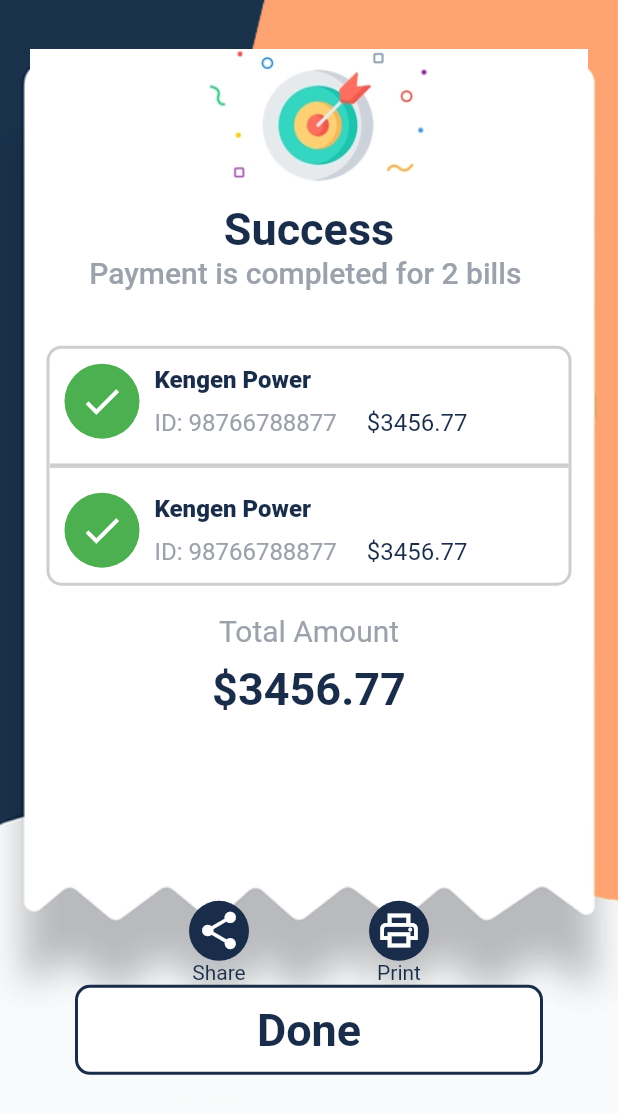
After one commit to ashrafsayed2018/payment-app, a Flutter app: the Payment screen opened directly, on a phone screen of 412 x 824 dp. The commit adds this screen. Shown: the top 1114 px of the screen. Run offline on Flutter 3.47's test engine with Material 2 defaults, Android fonts, the phone set to English and light mode, and no system bars; our stand-ins replace get.

Commit message:
first part the design

```diff
--- a/lib/main.dart
+++ b/lib/main.dart
@@ -1,5 +1,6 @@
 import 'package:flutter/material.dart';
 import 'package:flutter_payment_app/pages/home.dart';
+import 'package:get/get_navigation/src/root/get_material_app.dart';
 
 void main() {
   runApp(MyApp());
@@ -9,7 +10,7 @@ class MyApp extends StatelessWidget {
   // This widget is the root of your application.
   @override
   Widget build(BuildContext context) {
-    return MaterialApp(
+    return GetMaterialApp(
       debugShowCheckedModeBanner: false,
       title: 'Flutter Demo',
       theme: ThemeData(
--- /dev/null
+++ b/lib/pages/payment.dart
@@ -0,0 +1,210 @@
+import 'package:flutter/material.dart';
+import 'package:flutter_payment_app/component/colors.dart';
+import 'package:flutter_payment_app/pages/home.dart';
+import 'package:flutter_payment_app/widgets/button.dart';
+import 'package:flutter_payment_app/widgets/larg_button.dart';
+import 'package:get/route_manager.dart';
+
+class Payment extends StatelessWidget {
+  const Payment({Key? key}) : super(key: key);
+
+  @override
+  Widget build(BuildContext context) {
+    double? screenHeight = MediaQuery.of(context).size.height;
+    double? screenWidth = MediaQuery.of(context).size.width;
+    return Scaffold(
+      body: Container(
+        padding: const EdgeInsets.only(
+          top: 20,
+          right: 20,
+          left: 20,
+        ),
+        width: screenWidth,
+        height: screenHeight,
+        decoration: BoxDecoration(
+          image: DecorationImage(
+            image: AssetImage("images/paymentbackground.png"),
+            fit: BoxFit.cover,
+          ),
+        ),
+        child: Column(
+          children: [
+            Container(
+              width: double.maxFinite,
+              height: screenHeight * .14,
+              decoration: BoxDecoration(
+                image: DecorationImage(
+                  image: AssetImage("images/success.png"),
+                  fit: BoxFit.fitWidth,
+                ),
+              ),
+            ),
+            Text(
+              "Success",
+              style: TextStyle(
+                fontSize: 30,
+                fontWeight: FontWeight.w600,
+                color: AppColor.mainColor,
+              ),
+            ),
+            Text(
+              "Payment is completed for 2 bills ",
+              style: TextStyle(
+                fontSize: 20,
+                fontWeight: FontWeight.w500,
+                color: AppColor.idColor,
+              ),
+            ),
+            SizedBox(
+              height: screenHeight * 0.045,
+            ),
+            Container(
+              height: 160,
+              width: 350,
+              decoration: BoxDecoration(
+                borderRadius: BorderRadius.circular(10),
+                border: Border.all(
+                  width: 2,
+                  color: Colors.grey.withOpacity(.5),
+                ),
+              ),
+              child: ListView.builder(
+                padding: const EdgeInsets.all(0),
+                itemCount: 2,
+                itemBuilder: (_, index) {
+                  return Container(
+                    child: Column(
+                      children: [
+                        Row(
+                          children: [
+                            Container(
+                              margin: const EdgeInsets.only(
+                                  top: 10, left: 10, bottom: 10),
+                              width: 50,
+                              height: 50,
+                              decoration: BoxDecoration(
+                                borderRadius: BorderRadius.circular(25),
+                                color: Colors.green,
+                              ),
+                              child: Icon(
+                                Icons.done,
+                                size: 30,
+                                color: Colors.white,
+                              ),
+                            ),
+                            SizedBox(
+                              width: 10,
+                            ),
+                            Column(
+                              crossAxisAlignment: CrossAxisAlignment.start,
+                              children: [
+                                Text(
+                                  "Kengen Power",
+                                  style: TextStyle(
+                                    fontSize: 16,
+                                    color: AppColor.mainColor,
+                                    fontWeight: FontWeight.w900,
+                                  ),
+                                ),
+                                SizedBox(
+                                  height: 10,
+                                ),
+                                Text(
+                                  "ID: 98766788877",
+                                  style: TextStyle(
+                                    fontSize: 16,
+                                    color: AppColor.idColor,
+                                  ),
+                                ),
+                              ],
+                            ),
+                            SizedBox(
+                              width: 20,
+                            ),
+                            Column(
+                              children: [
+                                Text(
+                                  '',
+                                  style: TextStyle(
+                                    fontSize: 16,
+                                    color: AppColor.mainColor,
+                                  ),
+                                ),
+                                SizedBox(
+                                  height: 10,
+                                ),
+                                Text(
+                                  '\$3456.77',
+                                  style: TextStyle(
+                                    fontSize: 16,
+                                    color: AppColor.mainColor,
+                                  ),
+                                ),
+                              ],
+                            ),
+                          ],
+                        ),
+                        Divider(
+                          thickness: 3,
+                          color: Colors.grey.withOpacity(.5),
+                        )
+                      ],
+                    ),
+                  );
+                },
+              ),
+            ),
+            SizedBox(
+              height: screenWidth * .045,
+            ),
+            Column(
+              children: [
+                Text(
+                  "Total Amount",
+                  style: TextStyle(
+                    fontSize: 20,
+                    color: AppColor.idColor,
+                  ),
+                ),
+                SizedBox(
+                  height: 10,
+                ),
+                Text(
+                  '\$3456.77',
+                  style: TextStyle(
+                    fontSize: 30,
+                    color: AppColor.mainColor,
+                    fontWeight: FontWeight.bold,
+                  ),
+                )
+              ],
+            ),
+            SizedBox(
+              height: screenHeight * .15,
+            ),
+            Row(
+              mainAxisAlignment: MainAxisAlignment.center,
+              children: [
+                Button(icon: Icons.share_sharp, onTap: () {}, text: "Share"),
+                SizedBox(
+                  width: 80,
+                ),
+                Button(icon: Icons.print_outlined, onTap: () {}, text: "Print"),
+              ],
+            ),
+            LargButton(
+              text: "Done",
+              backgroundColor: Colors.white,
+              textColor: AppColor.mainColor,
+              onTap: () {
+                Get.to(
+                  () => Home(),
+                );
+              },
+            ),
+          ],
+        ),
+      ),
+    );
+  }
+}
--- /dev/null
+++ b/lib/widgets/button.dart
@@ -0,0 +1,55 @@
+import 'package:flutter/material.dart';
+import 'package:flutter_payment_app/component/colors.dart';
+
+class Button extends StatelessWidget {
+  final double? fontSize;
+  final String? text;
+  final IconData? icon;
+  final Function()? onTap;
+  final Color? backgroundColor;
+  final Color? iconColor;
+  final Color? textColor;
+  const Button({
+    Key? key,
+    this.fontSize: 20,
+    @required this.icon,
+    this.onTap,
+    this.backgroundColor: AppColor.mainColor,
+    this.iconColor: Colors.white,
+    this.textColor: AppColor.mainColor,
+    this.text,
+  }) : super(key: key);
+
+  @override
+  Widget build(BuildContext context) {
+    return GestureDetector(
+      onTap: onTap,
+      child: Column(
+        children: [
+          Container(
+            width: 40,
+            height: 40,
+            decoration: BoxDecoration(
+              borderRadius: BorderRadius.circular(20),
+              color: backgroundColor,
+            ),
+            child: Icon(
+              icon,
+              size: 30,
+              color: iconColor,
+            ),
+          ),
+          text != null
+              ? Text(
+                  text!,
+                  style: TextStyle(
+                    fontSize: 14,
+                    color: textColor,
+                  ),
+                )
+              : Container(),
+        ],
+      ),
+    );
+  }
+}
--- a/lib/widgets/larg_button.dart
+++ b/lib/widgets/larg_button.dart
@@ -35,7 +35,7 @@ class LargButton extends StatelessWidget {
           child: Text(
             text!,
             style: TextStyle(
-              fontSize: 35,
+              fontSize: 30,
               color: textColor,
               fontWeight: FontWeight.bold,
             ),
--- a/pubspec.yaml
+++ b/pubspec.yaml
@@ -20,6 +20,7 @@ version: 1.0.0+1
 environment:
   sdk: ">=2.12.0 <3.0.0"
 
+
 dependencies:
   flutter:
     sdk: flutter
@@ -28,6 +29,7 @@ dependencies:
   # The following adds the Cupertino Icons font to your application.
   # Use with the CupertinoIcons class for iOS style icons.
   cupertino_icons: ^1.0.2
+  get:
 
 dev_dependencies:
   flutter_test:
```
Also changed, not shown: lib/pages/home.dart (+117 -5 lines), pubspec.lock.
